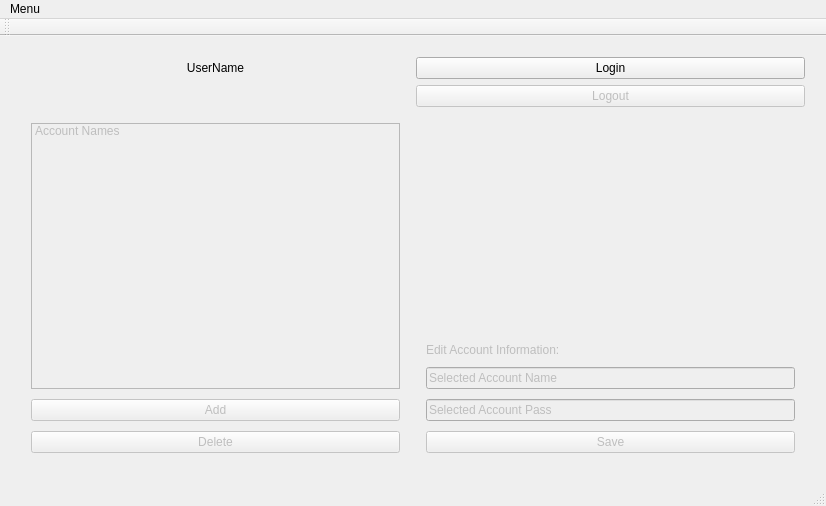
First picture: the form in mainwindow.ui, repository JayhawkZombie/EECS-448-Final-Project, before the edit.
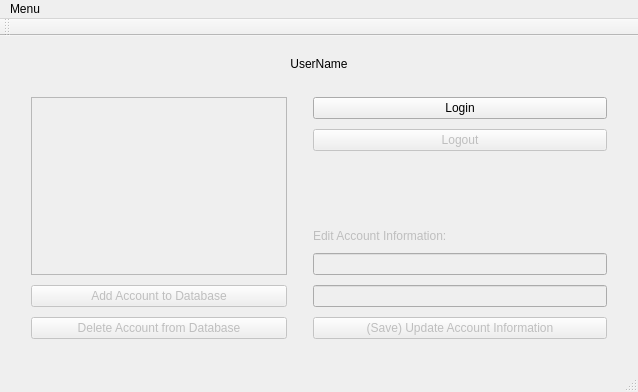
Second picture: the form after the edit.

Commit message: trivial updates via build

```diff
--- a/mainwindow.ui
+++ b/mainwindow.ui
@@ -9,17 +9,32 @@
    <rect>
     <x>0</x>
     <y>0</y>
-    <width>826</width>
-    <height>506</height>
+    <width>638</width>
+    <height>392</height>
    </rect>
   </property>
   <property name="windowTitle">
    <string>Password Manager</string>
   </property>
   <widget class="QWidget" name="centralWidget">
-   <layout class="QGridLayout" name="gridLayout_2">
-    <item row="0" column="0">
-     <layout class="QGridLayout" name="gridLayout">
+   <layout class="QVBoxLayout" name="verticalLayout_4">
+    <item>
+     <layout class="QVBoxLayout" name="verticalLayout_3">
+      <property name="topMargin">
+       <number>10</number>
+      </property>
+      <item>
+       <widget class="QLabel" name="nameLabel">
+        <property name="text">
+         <string>UserName</string>
+        </property>
+        <property name="alignment">
+         <set>Qt::AlignHCenter|Qt::AlignTop</set>
+        </property>
+       </widget>
+      </item>
+      <item>
+       <layout class="QFormLayout" name="formLayout">
       <property name="leftMargin">
        <number>10</number>
       </property>
@@ -32,7 +47,53 @@
       <property name="bottomMargin">
        <number>10</number>
       </property>
-      <item row="2" column="1">
+        <item row="1" column="0">
+         <layout class="QVBoxLayout" name="verticalLayout_2">
+          <property name="spacing">
+           <number>10</number>
+          </property>
+          <property name="leftMargin">
+           <number>10</number>
+          </property>
+          <property name="topMargin">
+           <number>10</number>
+          </property>
+          <property name="rightMargin">
+           <number>10</number>
+          </property>
+          <property name="bottomMargin">
+           <number>10</number>
+          </property>
+          <item>
+           <widget class="QListWidget" name="accountList">
+            <property name="enabled">
+             <bool>false</bool>
+            </property>
+           </widget>
+          </item>
+          <item>
+           <widget class="QPushButton" name="addButton">
+            <property name="enabled">
+             <bool>false</bool>
+            </property>
+            <property name="text">
+             <string>Add Account to Database</string>
+            </property>
+           </widget>
+          </item>
+          <item>
+           <widget class="QPushButton" name="deleteButton">
+            <property name="enabled">
+             <bool>false</bool>
+            </property>
+            <property name="text">
+             <string>Delete Account from Database</string>
+            </property>
+           </widget>
+          </item>
+         </layout>
+        </item>
+        <item row="1" column="1">
        <layout class="QVBoxLayout" name="verticalLayout">
         <property name="spacing">
          <number>10</number>
@@ -49,6 +110,32 @@
         <property name="bottomMargin">
          <number>10</number>
         </property>
+          <item>
+           <widget class="QPushButton" name="loginButton">
+            <property name="text">
+             <string>Login</string>
+            </property>
+           </widget>
+          </item>
+          <item>
+           <widget class="QPushButton" name="logoutButton">
+            <property name="enabled">
+             <bool>false</bool>
+            </property>
+            <property name="maximumSize">
+             <size>
+              <width>16777215</width>
+              <height>23</height>
+             </size>
+            </property>
+            <property name="layoutDirection">
+             <enum>Qt::LeftToRight</enum>
+            </property>
+            <property name="text">
+             <string>Logout</string>
+            </property>
+           </widget>
+          </item>
         <item>
          <spacer name="verticalSpacer">
           <property name="orientation">
@@ -78,7 +165,7 @@
            <bool>false</bool>
           </property>
           <property name="text">
-           <string>Selected Account Name</string>
+             <string/>
           </property>
          </widget>
         </item>
@@ -88,7 +175,7 @@
            <bool>false</bool>
           </property>
           <property name="text">
-           <string>Selected Account Pass</string>
+             <string/>
           </property>
          </widget>
         </item>
@@ -98,99 +185,14 @@
            <bool>false</bool>
           </property>
           <property name="text">
-           <string>Save</string>
+             <string>(Save) Update Account Information</string>
           </property>
          </widget>
         </item>
        </layout>
       </item>
-      <item row="2" column="0">
-       <layout class="QVBoxLayout" name="verticalLayout_2">
-        <property name="spacing">
-         <number>10</number>
-        </property>
-        <property name="leftMargin">
-         <number>10</number>
-        </property>
-        <property name="topMargin">
-         <number>10</number>
-        </property>
-        <property name="rightMargin">
-         <number>10</number>
-        </property>
-        <property name="bottomMargin">
-         <number>10</number>
-        </property>
-        <item>
-         <widget class="QListWidget" name="accountList">
-          <property name="enabled">
-           <bool>false</bool>
-          </property>
-          <item>
-           <property name="text">
-            <string>Account Names</string>
-           </property>
-          </item>
-         </widget>
-        </item>
-        <item>
-         <widget class="QPushButton" name="addButton">
-          <property name="enabled">
-           <bool>false</bool>
-          </property>
-          <property name="text">
-           <string>Add</string>
-          </property>
-         </widget>
-        </item>
-        <item>
-         <widget class="QPushButton" name="deleteButton">
-          <property name="enabled">
-           <bool>false</bool>
-          </property>
-          <property name="text">
-           <string>Delete</string>
-          </property>
-         </widget>
-        </item>
        </layout>
       </item>
-      <item row="0" column="0">
-       <widget class="QLabel" name="nameLabel">
-        <property name="text">
-         <string>UserName</string>
-        </property>
-        <property name="alignment">
-         <set>Qt::AlignCenter</set>
-        </property>
-       </widget>
-      </item>
-      <item row="1" column="1">
-       <widget class="QPushButton" name="logoutButton">
-        <property name="enabled">
-         <bool>false</bool>
-        </property>
-        <property name="maximumSize">
-         <size>
-          <width>16777215</width>
-          <height>23</height>
-         </size>
-        </property>
-        <property name="layoutDirection">
-         <enum>Qt::LeftToRight</enum>
-        </property>
-        <property name="text">
-         <string>Logout</string>
-        </property>
-       </widget>
-      </item>
-      <item row="0" column="1">
-       <widget class="QPushButton" name="loginButton">
-        <property name="text">
-         <string>Login</string>
-        </property>
-       </widget>
-      </item>
      </layout>
     </item>
    </layout>
@@ -200,7 +202,7 @@
     <rect>
      <x>0</x>
      <y>0</y>
-     <width>826</width>
+     <width>638</width>
      <height>21</height>
     </rect>
    </property>
```
Left out of the diff: 39 changed lines with no effect on the pictures. Lines whose indentation alone changed are shown as unchanged. The commit also changes 2 other files.
